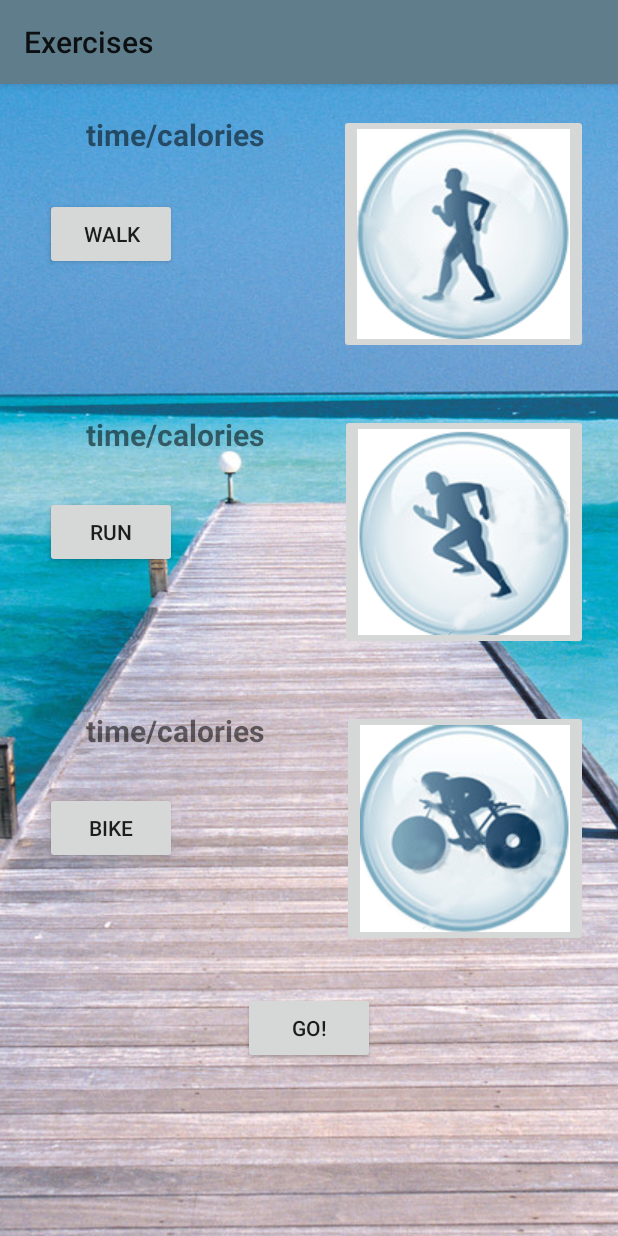
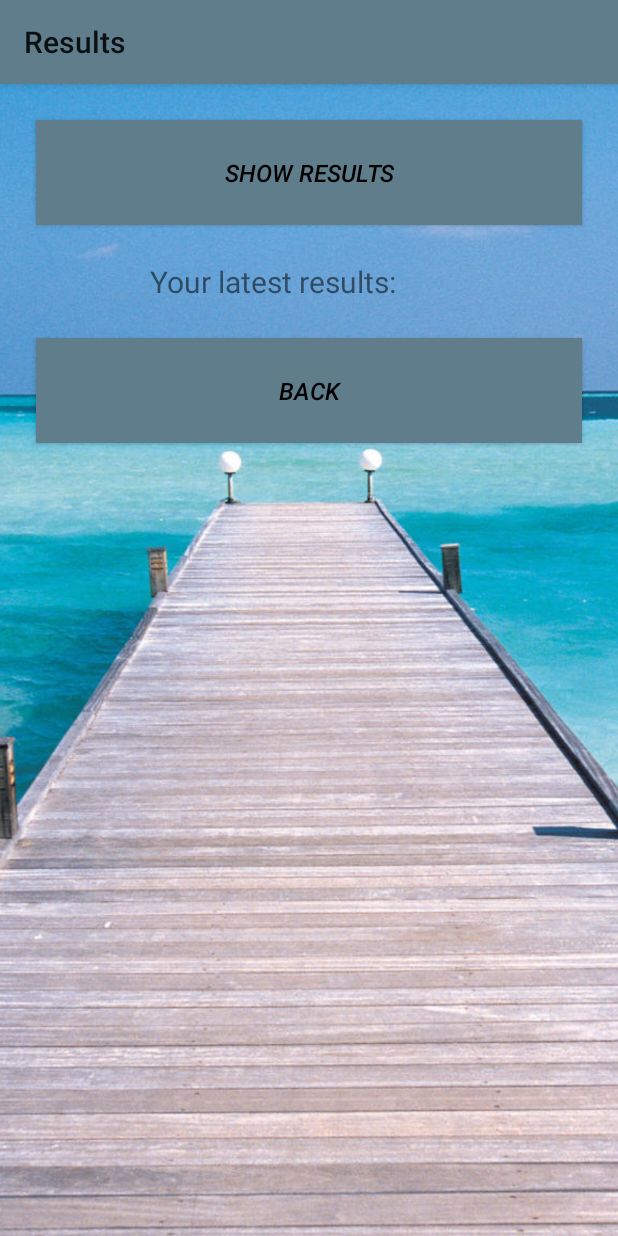
Before and after one commit to mm53616/FitApplication, an Android app: the screen it shows after launch (Exercises before the commit, Results after it), after a tap on "RESULT", on a phone screen of 412 x 824 dp. Run offline under Robolectric (Android 15) with nearby library versions, the phone set to English and light mode, and no system bars.

Commit message:
Saving and reading a file with results; basic result activiti; connection between all activities;

```diff
--- a/app/src/main/AndroidManifest.xml
+++ b/app/src/main/AndroidManifest.xml
@@ -4,9 +4,9 @@
 
     <application
         android:allowBackup="true"
-        android:icon="@mipmap/ic_launcher"
+        android:icon="@mipmap/sporticon"
         android:label="@string/app_name"
-        android:roundIcon="@mipmap/ic_launcher_round"
+        android:roundIcon="@mipmap/sporticon"
         android:supportsRtl="true"
         android:theme="@style/AppTheme">
         <activity
--- a/app/src/main/java/com/example/ania/fitapplication/Exercises.java
+++ b/app/src/main/java/com/example/ania/fitapplication/Exercises.java
@@ -20,5 +20,10 @@ public class Exercises extends AppCompatActivity {
         startActivity(i);
     }
 
+    public void Back(View view)
+    {
+        finish();
+    }
+
 
 }
--- a/app/src/main/java/com/example/ania/fitapplication/MainActivity.java
+++ b/app/src/main/java/com/example/ania/fitapplication/MainActivity.java
@@ -18,8 +18,8 @@ public class MainActivity extends AppCompatActivity {
         startActivity(i);
     }
 
-    public void Ok(View view){
-        Intent i = new Intent(this, Exercises.class);
+    public void Results(View view){
+        Intent i = new Intent(this, Results.class);
         startActivity(i);
     }
 
--- a/app/src/main/java/com/example/ania/fitapplication/TrainAlone.java
+++ b/app/src/main/java/com/example/ania/fitapplication/TrainAlone.java
@@ -51,4 +51,10 @@ public class TrainAlone extends AppCompatActivity {
 
     }
 
+    public void showExercises(View view)
+    {
+        Intent i = new Intent(this, Exercises.class);
+        startActivity(i);
+    }
+
 }
--- a/app/src/main/res/layout/activity_exercises.xml
+++ b/app/src/main/res/layout/activity_exercises.xml
@@ -127,22 +127,27 @@
 
             </RelativeLayout>
 
-            <RelativeLayout
+            <LinearLayout
                 android:layout_width="match_parent"
-                android:layout_height="wrap_content">
+                android:layout_height="wrap_content"
+                android:orientation="vertical">
 
 
                 <Button
                     android:id="@+id/button_go"
-                    android:layout_width="wrap_content"
-                    android:layout_height="wrap_content"
-                    android:layout_alignParentBottom="true"
-                    android:layout_centerInParent="true"
-                    android:layout_marginBottom="20dp"
+                    style="@style/ButtonStyle"
+                    android:background="@color/ButtonColor"
                     android:onClick="Go"
                     android:text="GO!" />
 
-            </RelativeLayout>
+                <Button
+                    android:id="@+id/button"
+                    style="@style/ButtonStyle"
+                    android:background="@color/ButtonColor"
+                    android:text="Back"
+                    android:onClick="Back"/>
+
+            </LinearLayout>
 
         </LinearLayout>
 
--- a/app/src/main/res/layout/activity_main.xml
+++ b/app/src/main/res/layout/activity_main.xml
@@ -28,7 +28,7 @@
         style="@style/ButtonStyle"
         android:background="@color/ButtonColor"
         android:text="Result"
-        android:onClick="Ok"/>
+        android:onClick="Results"/>
 
     <Button
         style="@style/ButtonStyle"
--- a/app/src/main/res/layout/activity_results.xml
+++ b/app/src/main/res/layout/activity_results.xml
@@ -1,9 +1,57 @@
 <?xml version="1.0" encoding="utf-8"?>
-<android.support.constraint.ConstraintLayout xmlns:android="http://schemas.android.com/apk/res/android"
-    xmlns:app="http://schemas.android.com/apk/res-auto"
-    xmlns:tools="http://schemas.android.com/tools"
+
+<RelativeLayout xmlns:android="http://schemas.android.com/apk/res/android"
+xmlns:tools="http://schemas.android.com/tools"
+android:layout_width="match_parent"
+android:layout_height="match_parent"
+android:orientation="vertical"
+tools:context="com.example.ania.fitapplication.Exercise">
+
+<ImageView
+    android:id="@+id/photo"
     android:layout_width="match_parent"
     android:layout_height="match_parent"
-    tools:context="com.example.ania.fitapplication.Results">
+    android:scaleType="centerCrop"
+    android:src="@drawable/pobrane" />
 
-</android.support.constraint.ConstraintLayout>
+
+<ScrollView
+    android:layout_width="fill_parent"
+    android:layout_height="fill_parent">
+
+    <LinearLayout
+        android:layout_width="match_parent"
+        android:layout_height="wrap_content"
+        android:orientation="vertical">
+
+        <Button
+            android:id="@+id/resultsButton"
+            style="@style/ButtonStyle"
+            android:background="@color/ButtonColor"
+            android:text="Show results" />
+
+        <TextView
+            android:id="@+id/resultTextView"
+            android:layout_width="match_parent"
+            android:layout_height="wrap_content"
+            android:text="Your latest results:"
+            android:textSize="20sp"
+            android:layout_marginHorizontal="100dp"/>
+
+
+        <Button
+            android:id="@+id/button2"
+            style="@style/ButtonStyle"
+            android:background="@color/ButtonColor"
+            android:text="Back"
+            android:onClick="Back"/>
+
+    </LinearLayout>
+
+
+
+</ScrollView>
+
+
+
+</RelativeLayout>
```
Also changed, not shown: app/src/main/java/com/example/ania/fitapplication/Exercise.java (+50 -12 lines), app/src/main/java/com/example/ania/fitapplication/Results.java (+49 -0 lines), app/src/main/res/layout/activity_exercise.xml (+14 -6 lines), app/src/main/res/layout/activity_train_alone.xml (+13 -11 lines).
